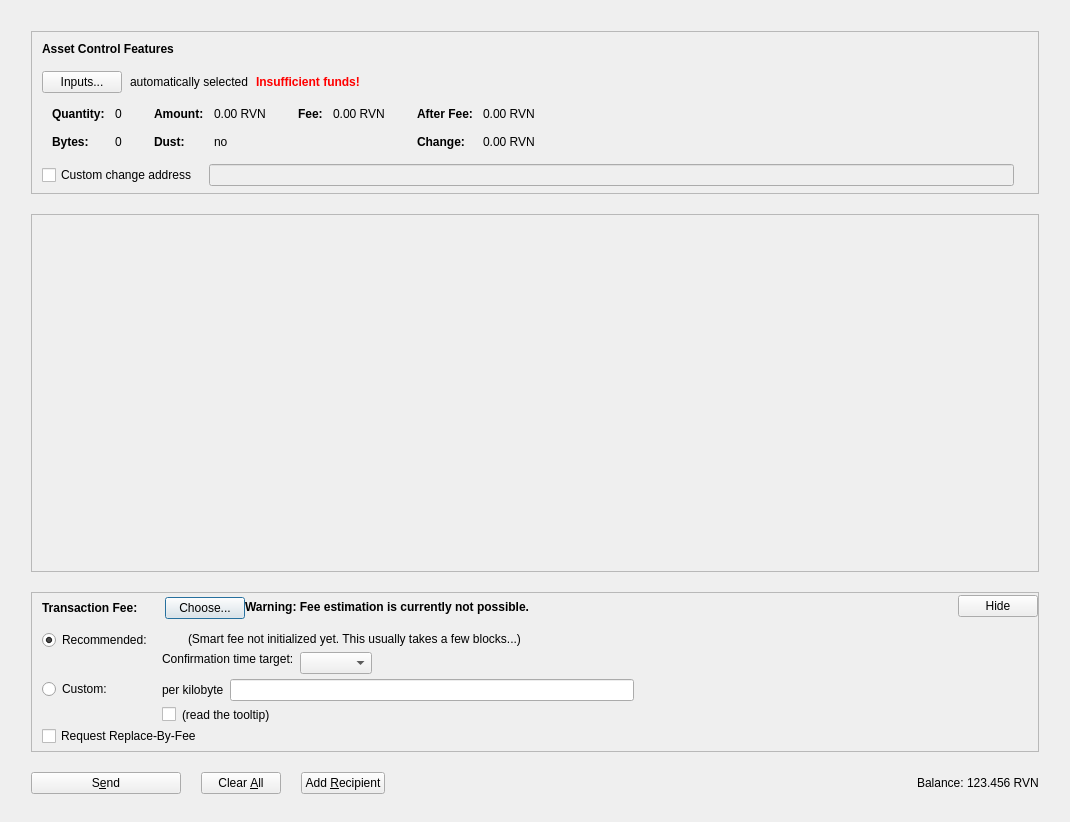
This is src/qt/forms/assetsdialog.ui in NiftyRaven/x-coin as Qt 5 draws it before an edit. The edited form follows.
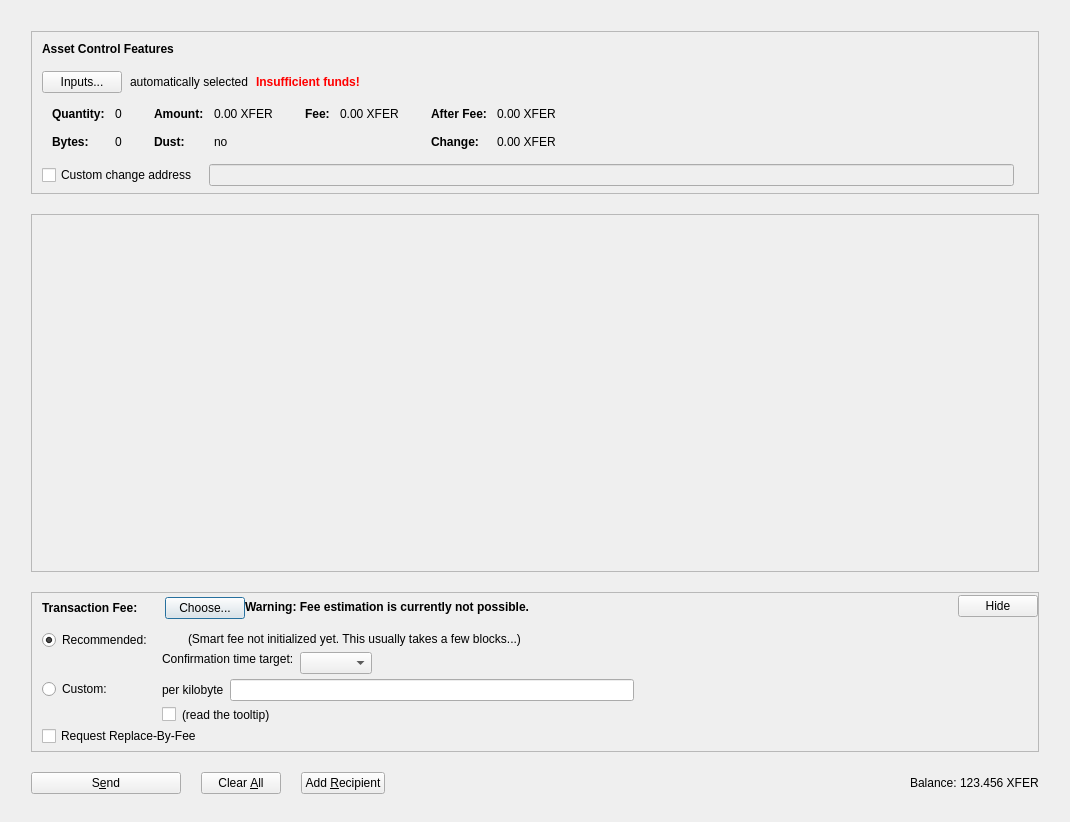
This is the edited form. Icons and pictures are not drawn. Custom widgets are drawn as their Qt base class.

Diff of the .ui file:
```diff
--- a/src/qt/forms/assetsdialog.ui
+++ b/src/qt/forms/assetsdialog.ui
@@ -341,7 +341,7 @@
                     <enum>Qt::ActionsContextMenu</enum>
                    </property>
                    <property name="text">
-                    <string notr="true">0.00 RVN</string>
+                    <string notr="true">0.00 XFER</string>
                    </property>
                    <property name="textInteractionFlags">
                     <set>Qt::LinksAccessibleByMouse|Qt::TextSelectableByKeyboard|Qt::TextSelectableByMouse</set>
@@ -421,7 +421,7 @@
                     <enum>Qt::ActionsContextMenu</enum>
                    </property>
                    <property name="text">
-                    <string notr="true">0.00 RVN</string>
+                    <string notr="true">0.00 XFER</string>
                    </property>
                    <property name="textInteractionFlags">
                     <set>Qt::LinksAccessibleByMouse|Qt::TextSelectableByKeyboard|Qt::TextSelectableByMouse</set>
@@ -472,7 +472,7 @@
                     <enum>Qt::ActionsContextMenu</enum>
                    </property>
                    <property name="text">
-                    <string notr="true">0.00 RVN</string>
+                    <string notr="true">0.00 XFER</string>
                    </property>
                    <property name="textInteractionFlags">
                     <set>Qt::LinksAccessibleByMouse|Qt::TextSelectableByKeyboard|Qt::TextSelectableByMouse</set>
@@ -501,7 +501,7 @@
                     <enum>Qt::ActionsContextMenu</enum>
                    </property>
                    <property name="text">
-                    <string notr="true">0.00 RVN</string>
+                    <string notr="true">0.00 XFER</string>
                    </property>
                    <property name="textInteractionFlags">
                     <set>Qt::LinksAccessibleByMouse|Qt::TextSelectableByKeyboard|Qt::TextSelectableByMouse</set>
@@ -1267,7 +1267,7 @@
             <cursorShape>IBeamCursor</cursorShape>
            </property>
            <property name="text">
-            <string notr="true">123.456 RVN</string>
+            <string notr="true">123.456 XFER</string>
            </property>
            <property name="textInteractionFlags">
             <set>Qt::LinksAccessibleByMouse|Qt::TextSelectableByKeyboard|Qt::TextSelectableByMouse</set>
```
